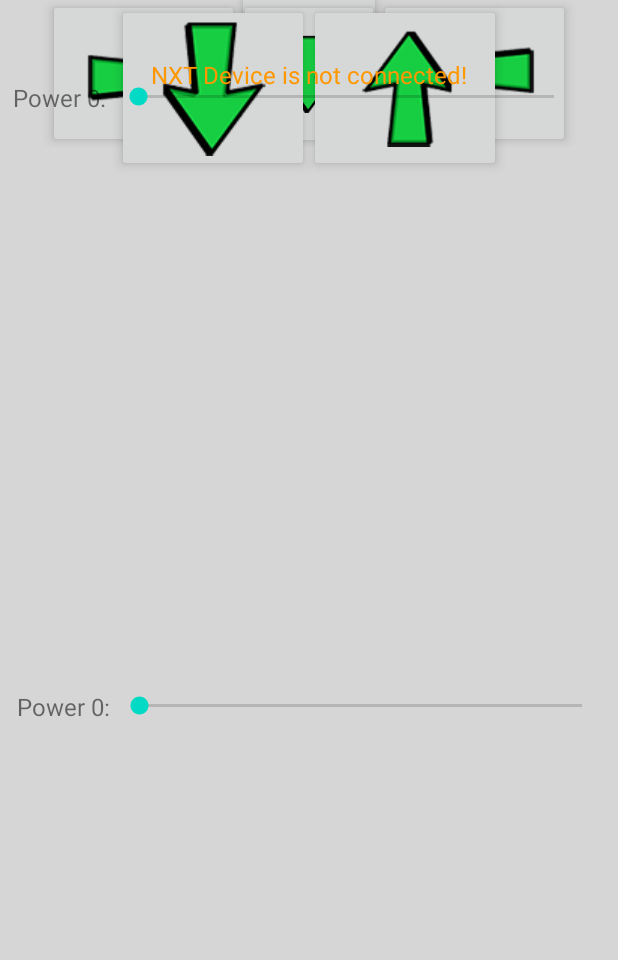
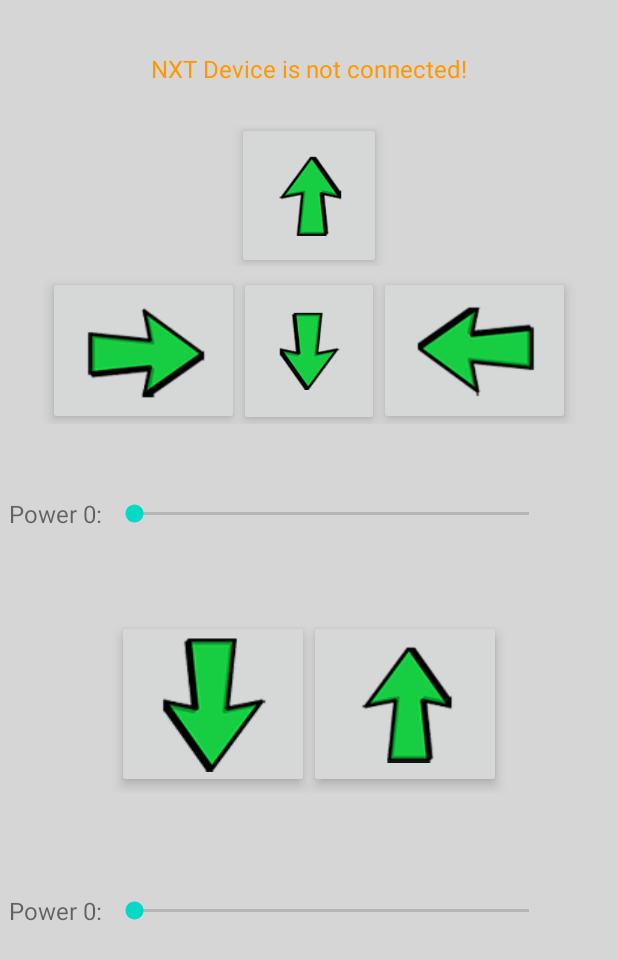
Before and after one commit to SKeimEmich/A12-BT, an Android app: the MainActivity2 screen opened directly, with no data from a screen before it, on a phone screen of 412 x 824 dp. Shown: the top 960 px of the screen. Run offline under Robolectric (Android 15) with nearby library versions, the phone set to English and light mode, and no system bars.

Commit message:
fixed drive screen layout

```diff
--- a/app/src/main/res/layout/activity_main2.xml
+++ b/app/src/main/res/layout/activity_main2.xml
@@ -7,15 +7,26 @@
     android:background="#D6D6D6"
     tools:context=".MainActivity2">
 
+    <TextView
+        android:id="@+id/nxtConnectionText"
+        android:layout_width="237dp"
+        android:layout_height="35dp"
+        android:layout_marginTop="28dp"
+        android:gravity="center"
+        android:text="NXT Device is not connected!"
+        android:textColor="#FF9800"
+        android:textSize="16sp"
+        app:layout_constraintEnd_toEndOf="parent"
+        app:layout_constraintStart_toStartOf="parent"
+        app:layout_constraintTop_toTopOf="parent" />
+
     <LinearLayout
         android:id="@+id/upLinearLayout"
         android:layout_width="360dp"
         android:layout_height="94dp"
         android:layout_marginTop="20dp"
-        android:layout_marginBottom="3dp"
         android:gravity="center"
         android:orientation="horizontal"
-        app:layout_constraintBottom_toTopOf="@+id/otherButtonsLayout"
         app:layout_constraintEnd_toEndOf="parent"
         app:layout_constraintStart_toStartOf="parent"
         app:layout_constraintTop_toBottomOf="@+id/nxtConnectionText">
@@ -33,11 +44,12 @@
         android:id="@+id/otherButtonsLayout"
         android:layout_width="366dp"
         android:layout_height="98dp"
+        android:layout_marginTop="7dp"
         android:gravity="center"
         android:orientation="horizontal"
         app:layout_constraintEnd_toEndOf="parent"
         app:layout_constraintStart_toStartOf="parent"
-        tools:layout_editor_absoluteY="184dp">
+        app:layout_constraintTop_toBottomOf="@+id/upLinearLayout">
 
         <ImageButton
             android:id="@+id/driveRight"
@@ -65,14 +77,40 @@
     </LinearLayout>
 
     <LinearLayout
+        android:id="@+id/firstSeekLayout"
+        android:layout_width="388dp"
+        android:layout_height="48dp"
+        android:layout_marginTop="36dp"
+        android:orientation="horizontal"
+        app:layout_constraintTop_toBottomOf="@+id/otherButtonsLayout"
+        tools:layout_editor_absoluteX="16dp">
+
+        <TextView
+            android:id="@+id/firstSeekBarText"
+            android:layout_width="73dp"
+            android:layout_height="match_parent"
+            android:gravity="center"
+            android:text="Power 0:"
+            android:textSize="16sp" />
+
+        <SeekBar
+            android:id="@+id/firstSeekBar"
+            android:layout_width="295dp"
+            android:layout_height="match_parent"
+            android:max="100" />
+
+    </LinearLayout>
+
+    <LinearLayout
         android:id="@+id/linearLayout"
         android:layout_width="385dp"
         android:layout_height="118dp"
+        android:layout_marginTop="44dp"
         android:gravity="center"
         android:orientation="horizontal"
         app:layout_constraintEnd_toEndOf="parent"
         app:layout_constraintStart_toStartOf="parent"
-        tools:layout_editor_absoluteY="420dp">
+        app:layout_constraintTop_toBottomOf="@+id/firstSeekLayout">
 
         <ImageButton
             android:id="@+id/otherDriveDown"
@@ -92,17 +130,18 @@
 
     <LinearLayout
         android:id="@+id/secondSeekLayout"
-        android:layout_width="398dp"
-        android:layout_height="58dp"
+        android:layout_width="388dp"
+        android:layout_height="48dp"
+        android:layout_marginTop="52dp"
         android:orientation="horizontal"
         app:layout_constraintBottom_toBottomOf="parent"
-        app:layout_constraintEnd_toEndOf="parent"
-        app:layout_constraintStart_toStartOf="parent"
-        app:layout_constraintTop_toBottomOf="@+id/linearLayout">
+        app:layout_constraintTop_toBottomOf="@+id/linearLayout"
+        app:layout_constraintVertical_bias="0.013"
+        tools:layout_editor_absoluteX="16dp">
 
         <TextView
             android:id="@+id/secondSeekBarText"
-            android:layout_width="69dp"
+            android:layout_width="73dp"
             android:layout_height="match_parent"
             android:gravity="center"
             android:text="Power 0:"
@@ -110,49 +149,9 @@
 
         <SeekBar
             android:id="@+id/secondSeekBar"
-            android:layout_width="327dp"
+            android:layout_width="295dp"
             android:layout_height="match_parent"
             android:max="100" />
     </LinearLayout>
 
-    <LinearLayout
-        android:id="@+id/firstSeekLayout"
-        android:layout_width="407dp"
-        android:layout_height="54dp"
-        android:layout_marginTop="32dp"
-        android:orientation="horizontal"
-        app:layout_constraintBottom_toTopOf="@+id/linearLayout"
-        app:layout_constraintEnd_toEndOf="parent"
-        app:layout_constraintStart_toStartOf="parent"
-        app:layout_constraintTop_toBottomOf="@+id/otherButtonsLayout">
-
-        <TextView
-            android:id="@+id/firstSeekBarText"
-            android:layout_width="73dp"
-            android:layout_height="match_parent"
-            android:gravity="center"
-            android:text="Power 0:"
-            android:textSize="16sp" />
-
-        <SeekBar
-            android:id="@+id/firstSeekBar"
-            android:layout_width="309dp"
-            android:layout_height="match_parent"
-            android:max="100" />
-
-    </LinearLayout>
-
-    <TextView
-        android:id="@+id/nxtConnectionText"
-        android:layout_width="237dp"
-        android:layout_height="35dp"
-        android:layout_marginTop="32dp"
-        android:gravity="center"
-        android:text="NXT Device is not connected!"
-        android:textColor="#FF9800"
-        android:textSize="16sp"
-        app:layout_constraintEnd_toEndOf="parent"
-        app:layout_constraintStart_toStartOf="parent"
-        app:layout_constraintTop_toTopOf="parent" />
-
 </android.support.constraint.ConstraintLayout>
```
